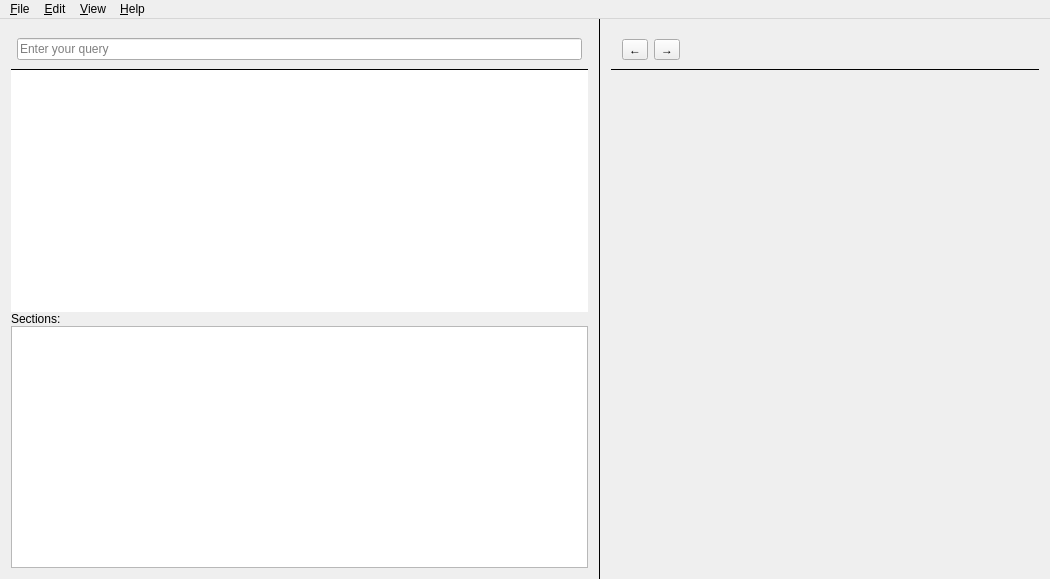
This is zeal/mainwindow.ui in zealdocs/zeal as Qt 5 draws it before an edit. The edited form follows.
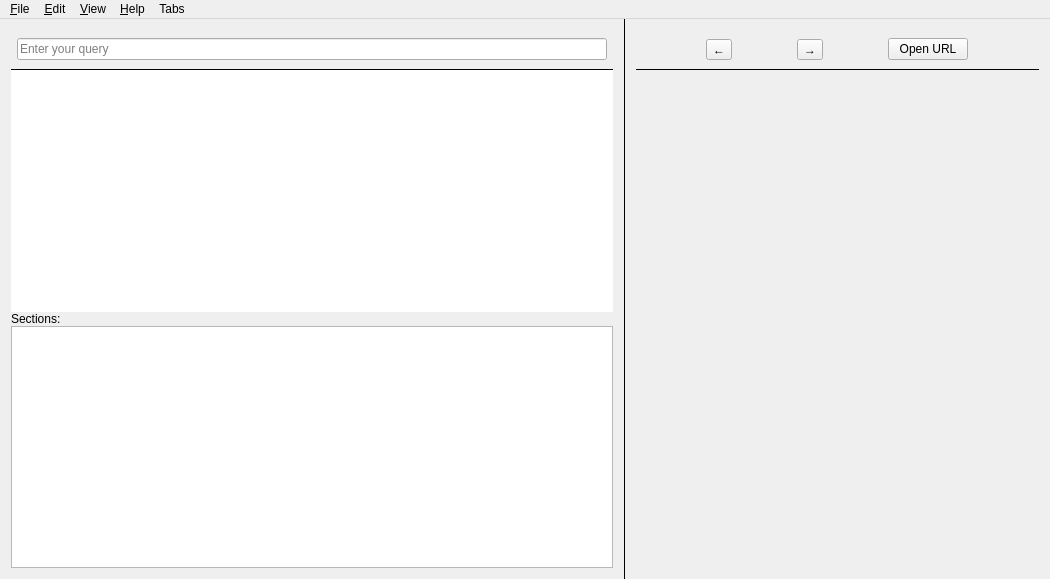
This is the edited form. Icons and pictures are not drawn. Custom widgets are drawn as their Qt base class.

```diff
--- a/zeal/mainwindow.ui
+++ b/zeal/mainwindow.ui
@@ -23,6 +23,28 @@
 	border-right: none;
 	border-bottom: 1px solid black;
 	border-left: none;
+}
+
+QTabBar::tab {
+	height: 32px;
+	color: black;
+	border-image: url(&quot;:/chrome/chrome_tab.png&quot;) 0 16 0 16;
+	border-right: 16px black solid;
+	border-left: 16px black solid;
+	padding: 0 5px;
+	margin: 0 -8px -3px -8px;
+}
+
+QTabBar::tab::selected {
+	border-image: url(&quot;:/chrome/active_chrome_tab.png&quot;) 0 16 0 16 stretch;
+}
+
+QTabBar::tab::first, QTabBar::tab::only-one {
+	margin-left: 0;
+}
+
+QTabBar::tab::last, QTabBar::tab::only-one {
+	margin-right: 0;
 }</string>
   </property>
   <widget class="QWidget" name="centralWidget">
@@ -136,13 +158,13 @@
           </property>
           <layout class="QHBoxLayout" name="toolbox">
            <property name="topMargin">
-            <number>6</number>
+            <number>0</number>
            </property>
            <property name="rightMargin">
             <number>12</number>
            </property>
            <property name="bottomMargin">
-            <number>6</number>
+            <number>0</number>
            </property>
            <item>
             <widget class="QToolButton" name="backButton">
@@ -159,44 +181,21 @@
             </widget>
            </item>
            <item>
-            <spacer name="horizontalSpacer_2">
-             <property name="orientation">
-              <enum>Qt::Horizontal</enum>
-             </property>
-             <property name="sizeHint" stdset="0">
-              <size>
-               <width>40</width>
-               <height>20</height>
-              </size>
-             </property>
-            </spacer>
-           </item>
-           <item>
-            <widget class="QLabel" name="pageIcon">
-             <property name="text">
-              <string/>
-             </property>
-            </widget>
-           </item>
-           <item>
-            <widget class="QLabel" name="pageTitle">
-             <property name="text">
-              <string/>
-             </property>
-            </widget>
-           </item>
-           <item>
-            <spacer name="horizontalSpacer">
-             <property name="orientation">
-              <enum>Qt::Horizontal</enum>
-             </property>
-             <property name="sizeHint" stdset="0">
-              <size>
-               <width>40</width>
-               <height>20</height>
-              </size>
-             </property>
-            </spacer>
+            <layout class="QHBoxLayout" name="toolbarLayout">
+             <item>
+              <widget class="QPushButton" name="openUrlButton">
+               <property name="sizePolicy">
+                <sizepolicy hsizetype="Fixed" vsizetype="Fixed">
+                 <horstretch>0</horstretch>
+                 <verstretch>0</verstretch>
+                </sizepolicy>
+               </property>
+               <property name="text">
+                <string>Open URL</string>
+               </property>
+              </widget>
+             </item>
+            </layout>
            </item>
           </layout>
          </widget>
@@ -252,10 +251,21 @@
     <addaction name="action_Back"/>
     <addaction name="action_Forward"/>
    </widget>
+   <widget class="QMenu" name="menu_Tabs">
+    <property name="title">
+     <string>Tabs</string>
+    </property>
+    <addaction name="action_NewTab"/>
+    <addaction name="action_CloseTab"/>
+    <addaction name="separator"/>
+    <addaction name="action_NextTab"/>
+    <addaction name="action_PreviousTab"/>
+   </widget>
    <addaction name="menu_File"/>
    <addaction name="menu_Edit"/>
    <addaction name="menu_View"/>
    <addaction name="menu_Help"/>
+   <addaction name="menu_Tabs"/>
   </widget>
   <action name="action_Quit">
    <property name="text">
```
Left out of the diff: 23 changed lines with no effect on the pictures.
